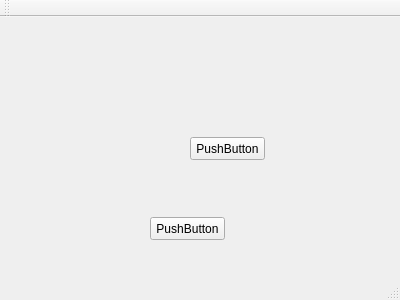
Old version of the form src/mainwindow.ui in the repository Crystal-Photonics/crystalTestFrameworkApp.
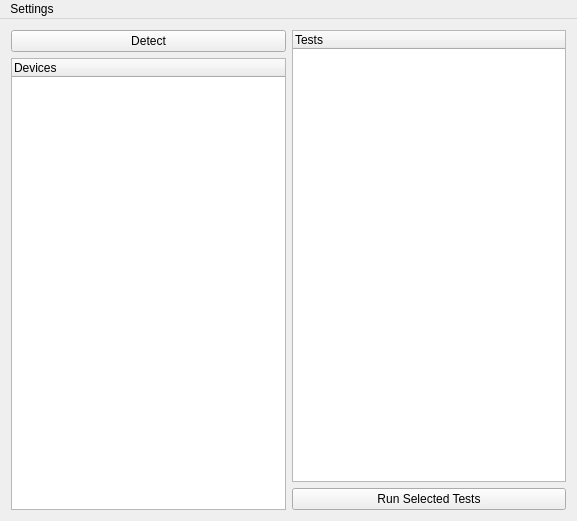
New version of the form.

```diff
--- a/src/mainwindow.ui
+++ b/src/mainwindow.ui
@@ -6,60 +6,79 @@
    <rect>
     <x>0</x>
     <y>0</y>
-    <width>400</width>
-    <height>300</height>
+    <width>577</width>
+    <height>521</height>
    </rect>
   </property>
   <property name="windowTitle">
    <string>MainWindow</string>
   </property>
   <widget class="QWidget" name="centralWidget">
+   <layout class="QHBoxLayout" name="horizontalLayout">
+    <item>
+     <layout class="QVBoxLayout" name="verticalLayout_2">
+      <item>
    <widget class="QPushButton" name="pushButton">
-    <property name="geometry">
-     <rect>
-      <x>190</x>
-      <y>120</y>
-      <width>75</width>
-      <height>23</height>
-     </rect>
-    </property>
+        <property name="text">
+         <string>Detect</string>
+        </property>
+       </widget>
+      </item>
+      <item>
+       <widget class="QTreeWidget" name="devices_list">
+        <column>
     <property name="text">
-     <string>PushButton</string>
-    </property>
-   </widget>
+          <string>Devices</string>
+         </property>
+        </column>
+       </widget>
+      </item>
+     </layout>
+    </item>
+    <item>
+     <layout class="QVBoxLayout" name="verticalLayout">
+      <item>
+       <widget class="QTreeWidget" name="tests_list">
+        <column>
+         <property name="text">
+          <string>Tests</string>
+         </property>
+        </column>
+       </widget>
+      </item>
+      <item>
    <widget class="QPushButton" name="pushButton_2">
-    <property name="geometry">
-     <rect>
-      <x>150</x>
-      <y>200</y>
-      <width>75</width>
-      <height>23</height>
-     </rect>
-    </property>
     <property name="text">
-     <string>PushButton</string>
-    </property>
-   </widget>
+         <string>Run Selected Tests</string>
+        </property>
+       </widget>
+      </item>
+     </layout>
+    </item>
+   </layout>
   </widget>
   <widget class="QMenuBar" name="menuBar">
    <property name="geometry">
     <rect>
      <x>0</x>
      <y>0</y>
-     <width>400</width>
+     <width>577</width>
      <height>21</height>
     </rect>
    </property>
-  </widget>
-  <widget class="QToolBar" name="mainToolBar">
-   <attribute name="toolBarArea">
-    <enum>TopToolBarArea</enum>
-   </attribute>
-   <attribute name="toolBarBreak">
-    <bool>false</bool>
-   </attribute>
+   <widget class="QMenu" name="menuSettings">
+    <property name="title">
+     <string>Settings</string>
+    </property>
+    <addaction name="actionPaths"/>
+   </widget>
+   <addaction name="menuSettings"/>
   </widget>
-  <widget class="QStatusBar" name="statusBar"/>
+  <action name="actionPaths">
+   <property name="text">
+    <string>Paths ...</string>
+   </property>
+  </action>
  </widget>
  <layoutdefault spacing="6" margin="11"/>
  <resources/>
```
Lines whose indentation alone changed are shown as unchanged.
